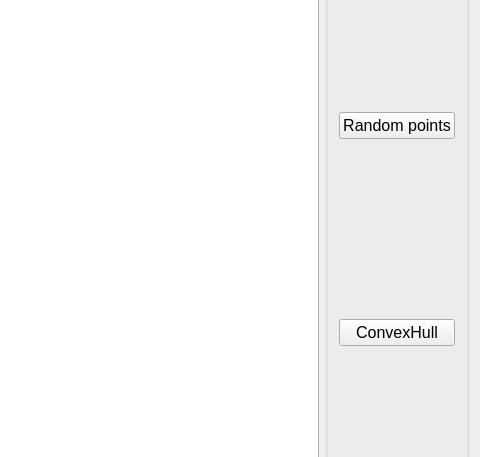
Above: ConvexHullApproximation/mainwindow.ui from scientist19-university/ComputationalGeometryLabs before the change; both pictures show x 574 to 1054 and y 121 to 578 of the 1054 by 690 pixel window. Below: the same form after it.
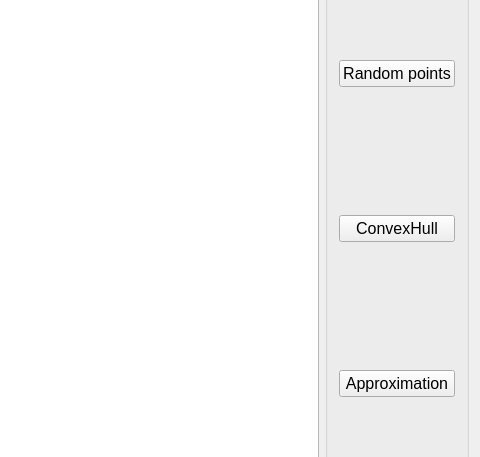
That is the form after the change.

Commit message: added convex hull approximation by Bezier spline (via solving linear equation system using the Gaussian method)

Diff of the .ui file:
```diff
--- a/ConvexHullApproximation/mainwindow.ui
+++ b/ConvexHullApproximation/mainwindow.ui
@@ -57,6 +57,18 @@
          </property>
         </widget>
        </item>
+       <item>
+        <widget class="QPushButton" name="approxButton">
+         <property name="font">
+          <font>
+           <pointsize>12</pointsize>
+          </font>
+         </property>
+         <property name="text">
+          <string>Approximation</string>
+         </property>
+        </widget>
+       </item>
       </layout>
      </widget>
     </item>
```
The commit also changes 8 other files.
